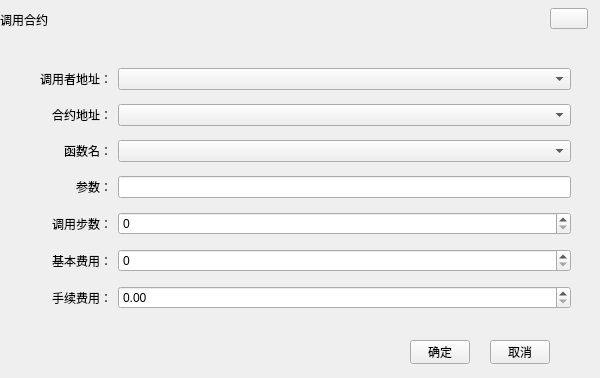
The window that popwidget/CallContractWidget.ui (HcashOrg/HX-IDE) describes before a commit, drawn with Qt 5.
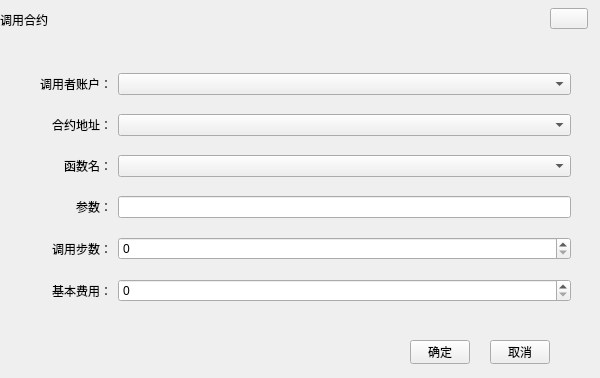
The same window after the commit.

Diff of the .ui file:
```diff
--- a/popwidget/CallContractWidget.ui
+++ b/popwidget/CallContractWidget.ui
@@ -87,7 +87,7 @@
     <item row="0" column="0">
      <widget class="QLabel" name="label_2">
       <property name="text">
-       <string>调用者地址：</string>
+       <string>调用者账户：</string>
       </property>
       <property name="alignment">
        <set>Qt::AlignRight|Qt::AlignTrailing|Qt::AlignVCenter</set>
@@ -162,19 +162,6 @@
     <item row="5" column="1">
      <widget class="QSpinBox" name="gasprice"/>
     </item>
-    <item row="6" column="0">
-     <widget class="QLabel" name="label_7">
-      <property name="text">
-       <string>手续费用：</string>
-      </property>
-      <property name="alignment">
-       <set>Qt::AlignRight|Qt::AlignTrailing|Qt::AlignVCenter</set>
-      </property>
-     </widget>
-    </item>
-    <item row="6" column="1">
-     <widget class="QDoubleSpinBox" name="fee"/>
-    </item>
    </layout>
   </widget>
   <zorder>layoutWidget</zorder>
```
Left out of the diff: 48 changed lines with no effect on the pictures.
